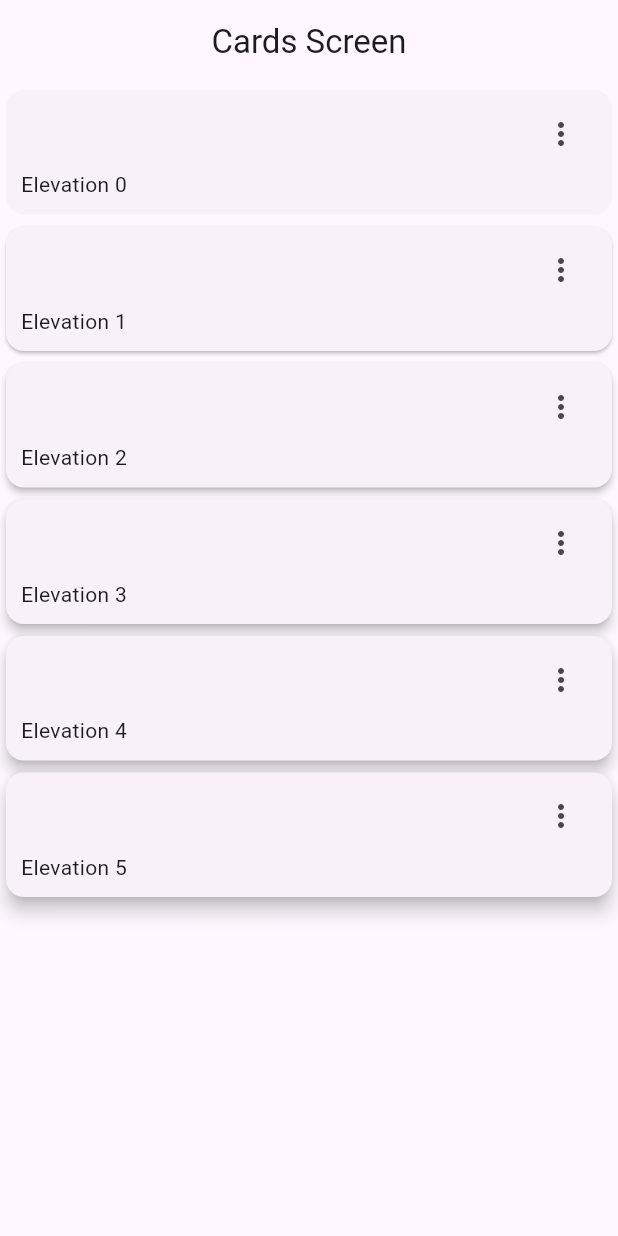
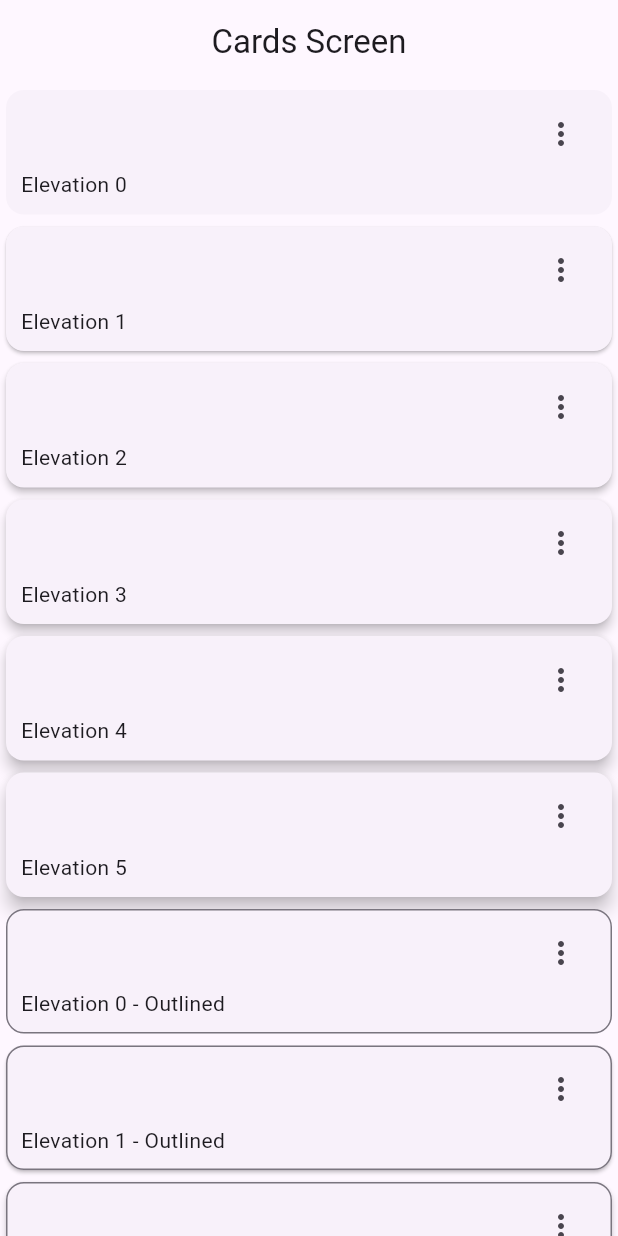
Before and after one commit to eacardenase/flutter-widgets, a Flutter app: the CardsScreen screen opened by its route, on a phone screen of 412 x 824 dp. Run offline on Flutter 3.47's test engine with Material 3 defaults, Android fonts, the phone set to English and light mode, and no system bars; our stand-ins replace go_router.

Commit message:
feat: add outlined cards

```diff
--- a/lib/presentation/screens/cards/cards_screen.dart
+++ b/lib/presentation/screens/cards/cards_screen.dart
@@ -35,6 +35,11 @@ class _CardsView extends StatelessWidget {
         children: [
           for (var card in cards)
             _CardType1(
+              elevation: card['elevation'],
+              label: card['label'],
+            ),
+          for (var card in cards)
+            _CardType2(
               elevation: card['elevation'],
               label: card['label'],
             ),
@@ -78,3 +83,48 @@ class _CardType1 extends StatelessWidget {
     );
   }
 }
+
+class _CardType2 extends StatelessWidget {
+  final String label;
+  final double elevation;
+
+  const _CardType2({
+    required this.label,
+    required this.elevation,
+  });
+
+  @override
+  Widget build(BuildContext context) {
+    final colors = Theme.of(context).colorScheme;
+
+    return Card(
+      elevation: elevation,
+      shape: RoundedRectangleBorder(
+        borderRadius: const BorderRadius.all(
+          Radius.circular(12),
+        ),
+        side: BorderSide(
+          color: colors.outline,
+        ),
+      ),
+      child: Padding(
+        padding: const EdgeInsets.only(left: 10, top: 5, right: 10, bottom: 10),
+        child: Column(
+          children: [
+            Align(
+              alignment: Alignment.topRight,
+              child: IconButton(
+                onPressed: () {},
+                icon: const Icon(Icons.more_vert_outlined),
+              ),
+            ),
+            Align(
+              alignment: Alignment.bottomLeft,
+              child: Text('$label - Outlined'),
+            )
+          ],
+        ),
+      ),
+    );
+  }
+}
```
